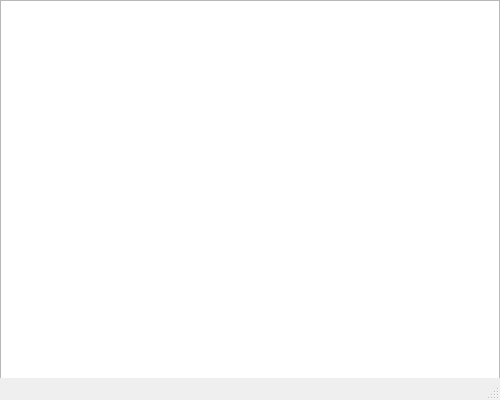
First picture: the form in PacienciaSpyder/window.ui, repository gianricardo/prog3, before the edit.
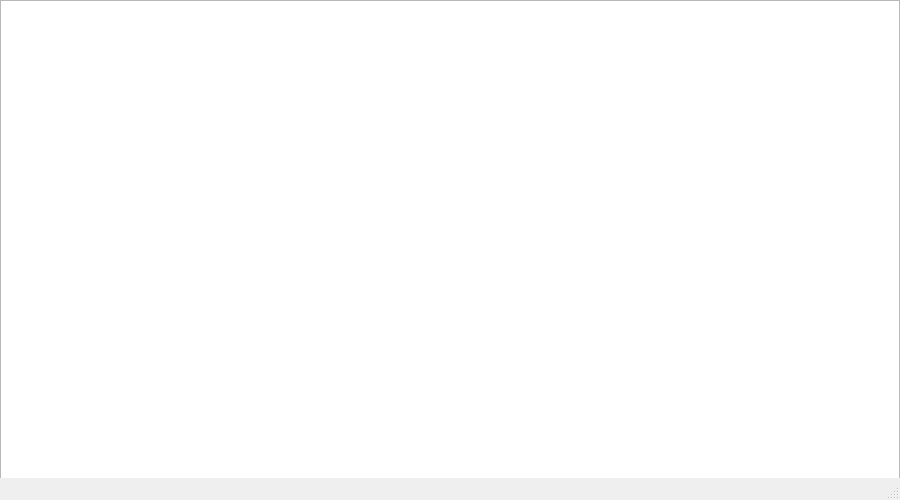
Second picture: the form after the edit.

```diff
--- a/PacienciaSpyder/window.ui
+++ b/PacienciaSpyder/window.ui
@@ -6,8 +6,8 @@
    <rect>
     <x>0</x>
     <y>0</y>
-    <width>500</width>
-    <height>400</height>
+    <width>900</width>
+    <height>500</height>
    </rect>
   </property>
   <property name="windowTitle">
@@ -19,8 +19,8 @@
      <rect>
       <x>0</x>
       <y>0</y>
-      <width>500</width>
-      <height>400</height>
+      <width>900</width>
+      <height>500</height>
      </rect>
     </property>
    </widget>
```
Left out of the diff: 2 changed lines with no effect on the pictures.
